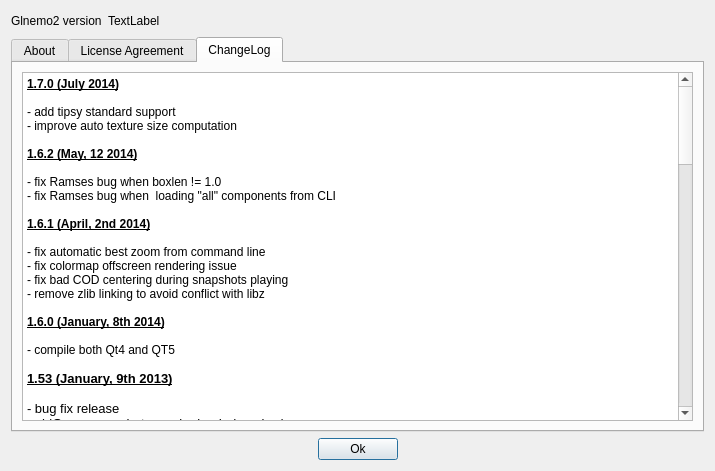
Old version of the form src/formabout.ui in the repository jcldc/glnemo2.
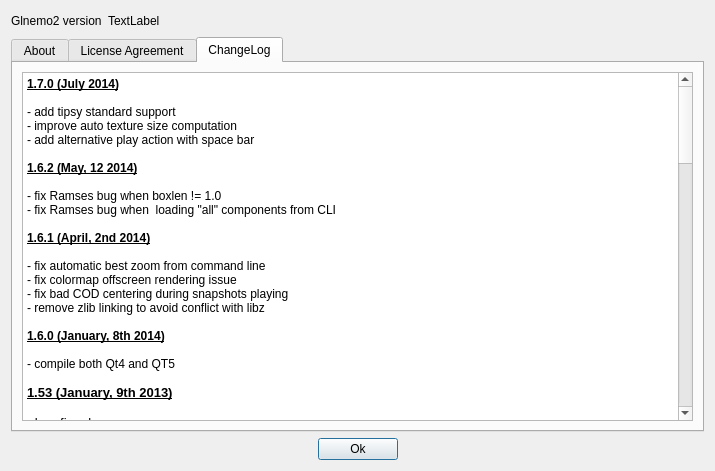
New version of the form. Icons and pictures are not drawn.

Diff of the .ui file:
```diff
--- a/src/formabout.ui
+++ b/src/formabout.ui
@@ -1031,6 +1031,7 @@
 &lt;p style=&quot;-qt-paragraph-type:empty; margin-top:0px; margin-bottom:0px; margin-left:0px; margin-right:0px; -qt-block-indent:0; text-indent:0px; font-weight:600; text-decoration: underline;&quot;&gt;&lt;br /&gt;&lt;/p&gt;
 &lt;p style=&quot; margin-top:0px; margin-bottom:0px; margin-left:0px; margin-right:0px; -qt-block-indent:0; text-indent:0px;&quot;&gt;- add tipsy standard support&lt;/p&gt;
 &lt;p style=&quot; margin-top:0px; margin-bottom:0px; margin-left:0px; margin-right:0px; -qt-block-indent:0; text-indent:0px;&quot;&gt;- improve auto texture size computation&lt;/p&gt;
+&lt;p style=&quot; margin-top:0px; margin-bottom:0px; margin-left:0px; margin-right:0px; -qt-block-indent:0; text-indent:0px;&quot;&gt;- add alternative play action with space bar&lt;/p&gt;
 &lt;p style=&quot;-qt-paragraph-type:empty; margin-top:0px; margin-bottom:0px; margin-left:0px; margin-right:0px; -qt-block-indent:0; text-indent:0px;&quot;&gt;&lt;br /&gt;&lt;/p&gt;
 &lt;p style=&quot; margin-top:0px; margin-bottom:0px; margin-left:0px; margin-right:0px; -qt-block-indent:0; text-indent:0px;&quot;&gt;&lt;span style=&quot; font-weight:600; text-decoration: underline;&quot;&gt;1.6.2 (May, 12 2014)&lt;/span&gt;&lt;/p&gt;
 &lt;p style=&quot;-qt-paragraph-type:empty; margin-top:0px; margin-bottom:0px; margin-left:0px; margin-right:0px; -qt-block-indent:0; text-indent:0px; font-weight:600; text-decoration: underline;&quot;&gt;&lt;br /&gt;&lt;/p&gt;
```
